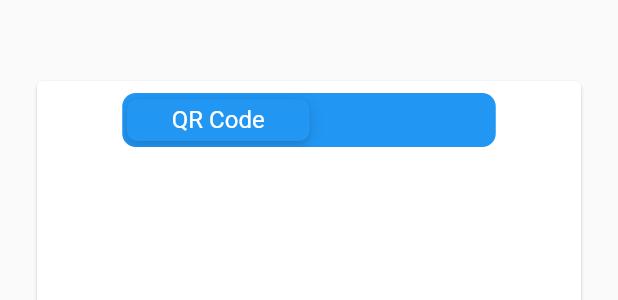
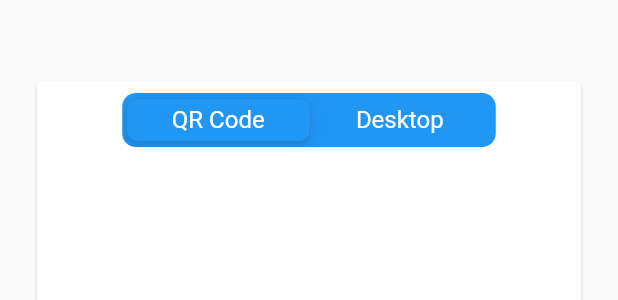
Before and after one commit to 3ph/walletconnect_qrcode_modal_dart, a Flutter app: the QrModalDesktop widget shown alone on an empty page, opened directly with empty values, on a phone screen of 412 x 824 dp. Shown: the part 168-468 px from the top of the screen. Run offline on Flutter 3.47's test engine with Material 2 defaults, Android fonts, the phone set to English and light mode, and no system bars; drawn by our look-alikes of qr_flutter; our stand-ins replace cached_network_image, flutter_cache_manager, flutter_hooks; missing offline and left inert: algorand_dart, walletconnect_dart, web3dart; network calls fail; statements that could not run were skipped.

Commit message:
Fix: Added Missing Title for List Segments

```diff
--- a/lib/src/components/qr_modal/qr_modal_desktop.dart
+++ b/lib/src/components/qr_modal/qr_modal_desktop.dart
@@ -31,6 +31,7 @@ class QrModalDesktop extends StatelessWidget {
             walletCallback.call(wallet);
             Utils.desktopLaunch(wallet: wallet, uri: uri);
           },
+          title: "Desktop",
         ),
       ],
     );
--- a/lib/src/components/qr_modal/qr_modal_ios.dart
+++ b/lib/src/components/qr_modal/qr_modal_ios.dart
@@ -30,6 +30,7 @@ class QrModalIOS extends StatelessWidget {
             walletCallback.call(wallet);
             Utils.iosLaunch(wallet: wallet, uri: uri);
           },
+          title: "Mobile",
         ),
         QrCodeSegment(uri: uri),
       ],
```
